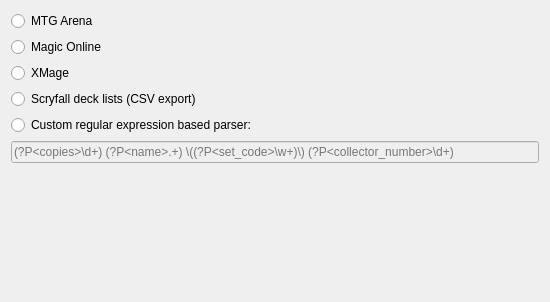
Qt form mtg_proxy_printer/resources/ui/deck_import_wizard/select_deck_parser_page.ui (luziferius/MTGProxyPrinter) before a commit.
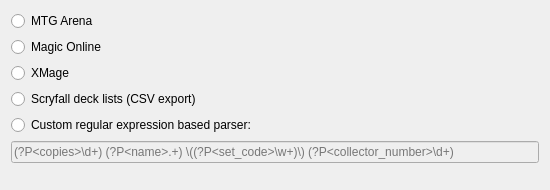
The same form after that commit.

Commit message:
DeckImportWizard: Minimize the UI widget height of the first page.
FossilOrigin-Name: b0fb98696fe421f059730cca62d894b2f7a9e0451ce892f6cdc31b14f3954126

The edit to the form file:
```diff
--- a/mtg_proxy_printer/resources/ui/deck_import_wizard/select_deck_parser_page.ui
+++ b/mtg_proxy_printer/resources/ui/deck_import_wizard/select_deck_parser_page.ui
@@ -7,7 +7,7 @@
     <x>0</x>
     <y>0</y>
     <width>550</width>
-    <height>302</height>
+    <height>190</height>
    </rect>
   </property>
   <property name="title">
```
